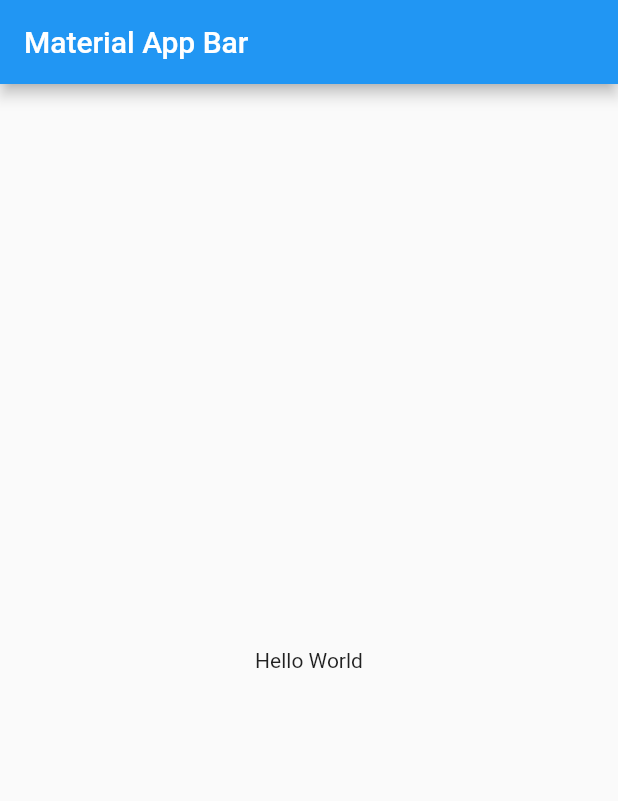
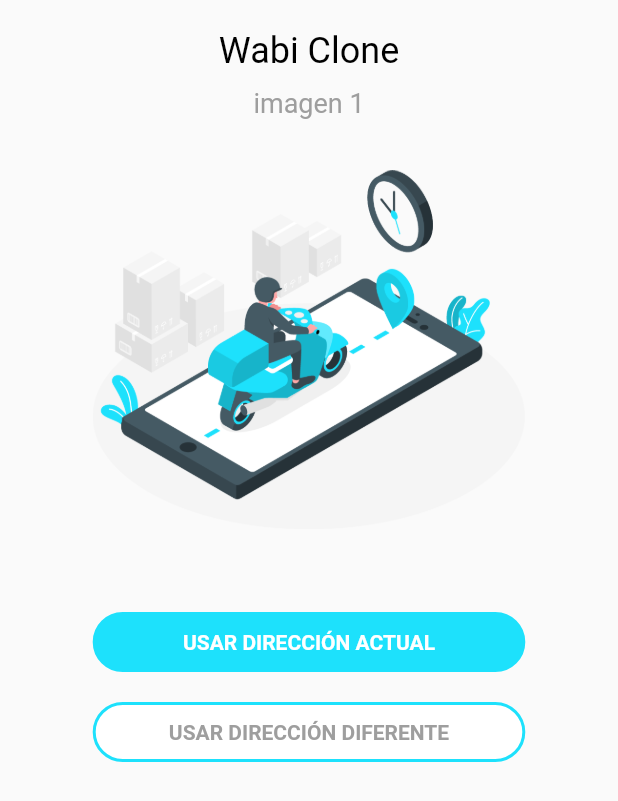
Before and after one commit to DarienRomero/RappiClone, a Flutter app: the screen it shows after launch, on a phone screen of 412 x 824 dp. Shown: the top 801 px of the screen. Run offline on Flutter 3.47's test engine with Material 2 defaults, Android fonts, the phone set to English and light mode, and no system bars.

Commit message:
Clase 1: Diseño del onboarding page. Reto: crear la barra de bolitas

```diff
--- /dev/null
+++ b/lib/boton_personalizado.dart
@@ -0,0 +1,39 @@
+import 'package:flutter/material.dart';
+class BotonPersonalizado extends StatelessWidget {
+  final String texto;
+  final double width;
+  final Color colorTexto;
+  final double bottomMargin;
+  final Color backgroundColor;
+  BotonPersonalizado({
+    this.texto,
+    this.width,
+    this.colorTexto,
+    this.bottomMargin,
+    this.backgroundColor
+  });
+  @override
+  Widget build(BuildContext context) {
+    return Container(
+      margin: EdgeInsets.only(bottom: bottomMargin),
+      width: width,
+      padding: EdgeInsets.symmetric(vertical: 10),
+      child: Center(
+        child: Text(
+          texto,
+          style: TextStyle(
+            color: colorTexto,
+            fontWeight: FontWeight.bold
+          )
+        )
+      ),
+      decoration: BoxDecoration(
+        color: backgroundColor,
+        border: Border.all(
+          color: Color(0xff1de1fc), width: 2.0
+        ),
+        borderRadius: BorderRadius.circular(20.0),
+      ),
+    );
+  }
+}
--- a/lib/main.dart
+++ b/lib/main.dart
@@ -1,4 +1,5 @@
 import 'package:flutter/material.dart';
+import 'package:wabi_clone/onboarding_page.dart';
 
 void main() => runApp(MyApp());
 
@@ -6,17 +7,8 @@ class MyApp extends StatelessWidget {
   @override
   Widget build(BuildContext context) {
     return MaterialApp(
-      title: 'Material App',
-      home: Scaffold(
-        appBar: AppBar(
-          title: Text('Material App Bar'),
-        ),
-        body: Center(
-          child: Container(
-            child: Text('Hello World'),
-          ),
-        ),
-      ),
+      title: 'Wabi Clone',
+      home: OnboardingPage()
     );
   }
 }
--- /dev/null
+++ b/lib/onboarding_page.dart
@@ -0,0 +1,42 @@
+import 'package:flutter/material.dart';
+import 'package:wabi_clone/boton_personalizado.dart';
+import 'package:wabi_clone/texto_personalizado.dart';
+import 'package:wabi_clone/slideshow.dart';
+
+class OnboardingPage extends StatelessWidget {
+  @override
+  Widget build(BuildContext context) {
+    return Scaffold(
+      body: SafeArea(
+        child: Container(
+          padding: EdgeInsets.only(top: 20),
+          //SingleChildScrollView es para evitar que los elementos se desborder por la parte
+          //inferior de la pantalla
+          child: SingleChildScrollView(
+            child: Column(
+              crossAxisAlignment: CrossAxisAlignment.center,
+              children: <Widget>[
+                TextoPersonalizado("Wabi Clone", 24, Colors.black),
+                SlideShow(),
+                BotonPersonalizado(
+                  texto: "USAR DIRECCIÓN ACTUAL",
+                  width: MediaQuery.of(context).size.width * 0.7,
+                  colorTexto: Colors.white,
+                  bottomMargin: 20,
+                  backgroundColor: Color(0xff1de1fc),
+                ),
+                BotonPersonalizado(
+                  texto: "USAR DIRECCIÓN DIFERENTE",
+                  width: MediaQuery.of(context).size.width * 0.7,
+                  colorTexto: Colors.grey,
+                  bottomMargin :20,
+                  backgroundColor: Colors.white,
+                ),
+              ]
+            ),
+          ),
+        ),
+      ),
+    );
+  }
+}
--- /dev/null
+++ b/lib/slideshow.dart
@@ -0,0 +1,51 @@
+import 'package:flutter/material.dart';
+import 'package:wabi_clone/texto_personalizado.dart';
+class SlideShow extends StatelessWidget {
+  @override
+  Widget build(BuildContext context) {
+    return Container(
+      child: SizedBox(
+        height: 350,
+        child: PageView(
+          children: <Widget>[
+            _Slide(
+              "assets/images/slide1.png",
+              "imagen 1"
+            ),
+            _Slide(
+              "assets/images/slide2.png",
+              "imagen 2"
+            ),
+            _Slide(
+              "assets/images/slide3.png",
+              "imagen 3"
+            ),
+          ]
+        ),
+      ),
+    );
+  }
+}
+class _Slide extends StatelessWidget {
+  final String ruta;
+  final String descripcion;
+  _Slide(
+    this.ruta,
+    this.descripcion
+  );
+  @override
+  Widget build(BuildContext context) {
+    return Column(
+      children: [
+        TextoPersonalizado(descripcion, 18, Colors.grey),
+        Container(
+          width: MediaQuery.of(context).size.width * 0.7,
+          height: MediaQuery.of(context).size.width * 0.7,
+          child: Image(
+            image: AssetImage(ruta)
+          )
+        ),
+      ],
+    );
+  }
+}
--- /dev/null
+++ b/lib/texto_personalizado.dart
@@ -0,0 +1,25 @@
+import 'package:flutter/material.dart';
+
+class TextoPersonalizado extends StatelessWidget {
+  final String text;
+  final double textSize;
+  final Color  textColor;
+  TextoPersonalizado(
+    this.text,
+    this.textSize,
+    this.textColor
+  );
+  @override
+  Widget build(BuildContext context) {
+    return Container(
+      margin: EdgeInsets.only(bottom: 10),
+      child: Text(
+        text,
+        style: TextStyle(
+          fontSize: textSize,
+          color: textColor
+        ),
+      ),
+    );
+  }
+}
--- a/pubspec.yaml
+++ b/pubspec.yaml
@@ -45,8 +45,8 @@ flutter:
   uses-material-design: true
 
   # To add assets to your application, add an assets section, like this:
-  # assets:
-  #   - images/a_dot_burr.jpeg
+  assets:
+    - assets/images/
   #   - images/a_dot_ham.jpeg
 
   # An image asset can refer to one or more resolution-specific "variants", see
```
Also changed, not shown: assets/images/slide1.png (added), assets/images/slide2.png (added), assets/images/slide3.png (added), 1 other file.
